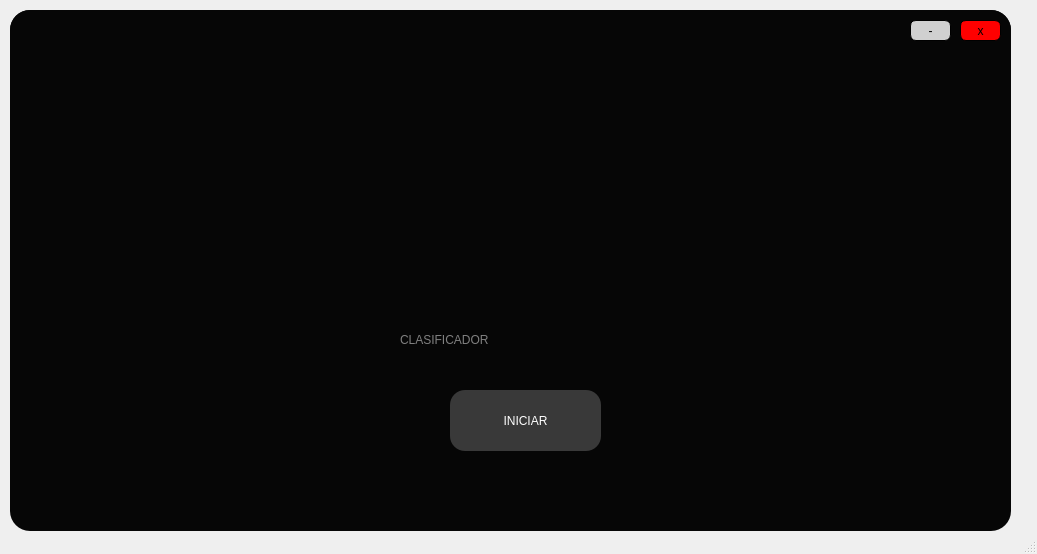
Above: DiseñoInicio.ui from ThomyALUN/proyecto1-estructuras before the change. Below: the same form after it.
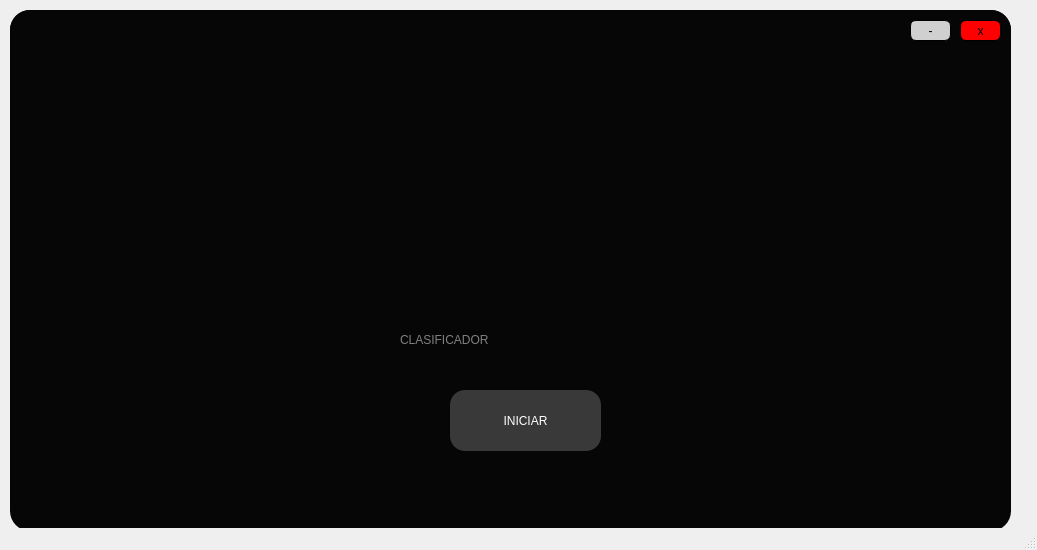
That is the form after the change. Icons and pictures are not drawn.

Commit message: Primera ventana corriendo

What changed in the file:
```diff
--- a/DiseñoInicio.ui
+++ b/DiseñoInicio.ui
@@ -7,7 +7,7 @@
     <x>0</x>
     <y>0</y>
     <width>1037</width>
-    <height>554</height>
+    <height>550</height>
    </rect>
   </property>
   <property name="windowTitle">
@@ -155,10 +155,10 @@
     <widget class="QLabel" name="label_3">
      <property name="geometry">
       <rect>
-       <x>393</x>
-       <y>110</y>
-       <width>231</width>
-       <height>241</height>
+       <x>400</x>
+       <y>120</y>
+       <width>221</width>
+       <height>211</height>
       </rect>
      </property>
      <property name="styleSheet">
```
Left out of the diff: 5 changed lines with no effect on the pictures. The commit also changes 6 other files.
